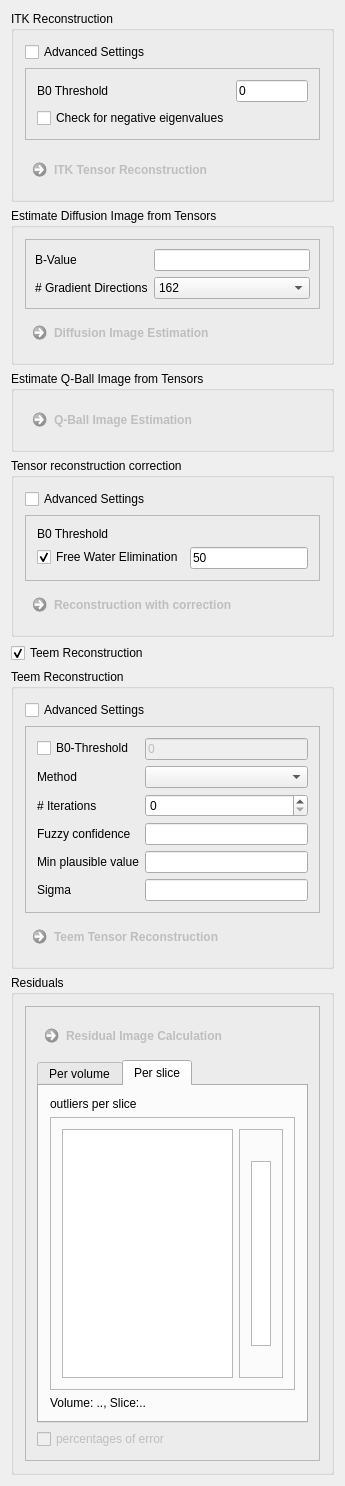
First picture: the form in Plugins/org.mitk.gui.qt.diffusionimaging/src/internal/QmitkTensorReconstructionViewControls.ui, repository MITK/MITK, before the edit.
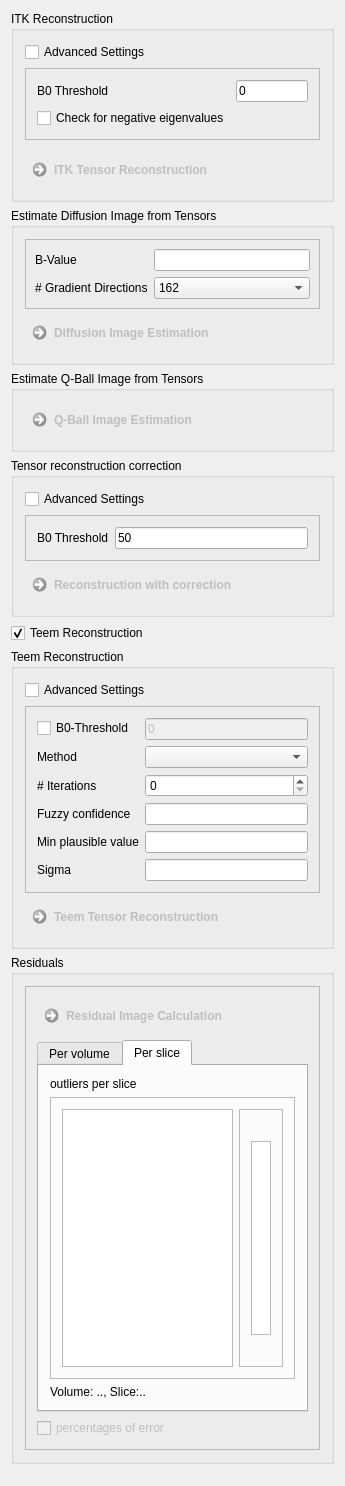
Second picture: the form after the edit. Custom widgets are drawn as their Qt base class.

Commit message: removed fwe from tensor reconstruction view

Patch:
```diff
--- a/Plugins/org.mitk.gui.qt.diffusionimaging/src/internal/QmitkTensorReconstructionViewControls.ui
+++ b/Plugins/org.mitk.gui.qt.diffusionimaging/src/internal/QmitkTensorReconstructionViewControls.ui
@@ -330,17 +330,7 @@
            </property>
           </widget>
          </item>
-         <item row="1" column="0">
-          <widget class="QCheckBox" name="m_FweCheckbox">
-           <property name="text">
-            <string>Free Water Elimination</string>
-           </property>
-           <property name="checked">
-            <bool>true</bool>
-           </property>
-          </widget>
-         </item>
-         <item row="1" column="1">
+         <item row="0" column="1">
           <widget class="QLineEdit" name="m_ReconstructionThreshold">
            <property name="text">
             <string>50</string>
```
The commit also changes 2 other files.
